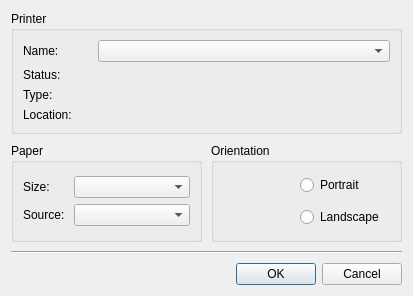
sanny32/OpenModSim, file src/dialogs/dialogprintsettings.ui: the form before one commit.
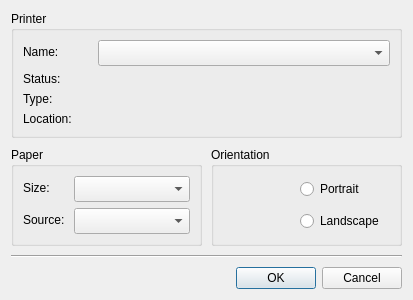
The form after the commit.

```diff
--- a/src/dialogs/dialogprintsettings.ui
+++ b/src/dialogs/dialogprintsettings.ui
@@ -47,7 +47,7 @@
         <property name="minimumSize">
          <size>
           <width>250</width>
-          <height>0</height>
+          <height>26</height>
          </size>
         </property>
        </widget>
@@ -132,7 +132,7 @@
             <horstretch>0</horstretch>
             <verstretch>0</verstretch>
            </sizepolicy>
-          </property>
+          </property><property name="minimumSize"><size><width>0</width><height>26</height></size></property>
           <property name="maximumSize">
            <size>
             <width>125</width>
@@ -155,7 +155,7 @@
             <horstretch>0</horstretch>
             <verstretch>0</verstretch>
            </sizepolicy>
-          </property>
+          </property><property name="minimumSize"><size><width>0</width><height>26</height></size></property>
           <property name="maximumSize">
            <size>
             <width>125</width>
```
Left out of the diff: 10 changed lines with no effect on the pictures.
